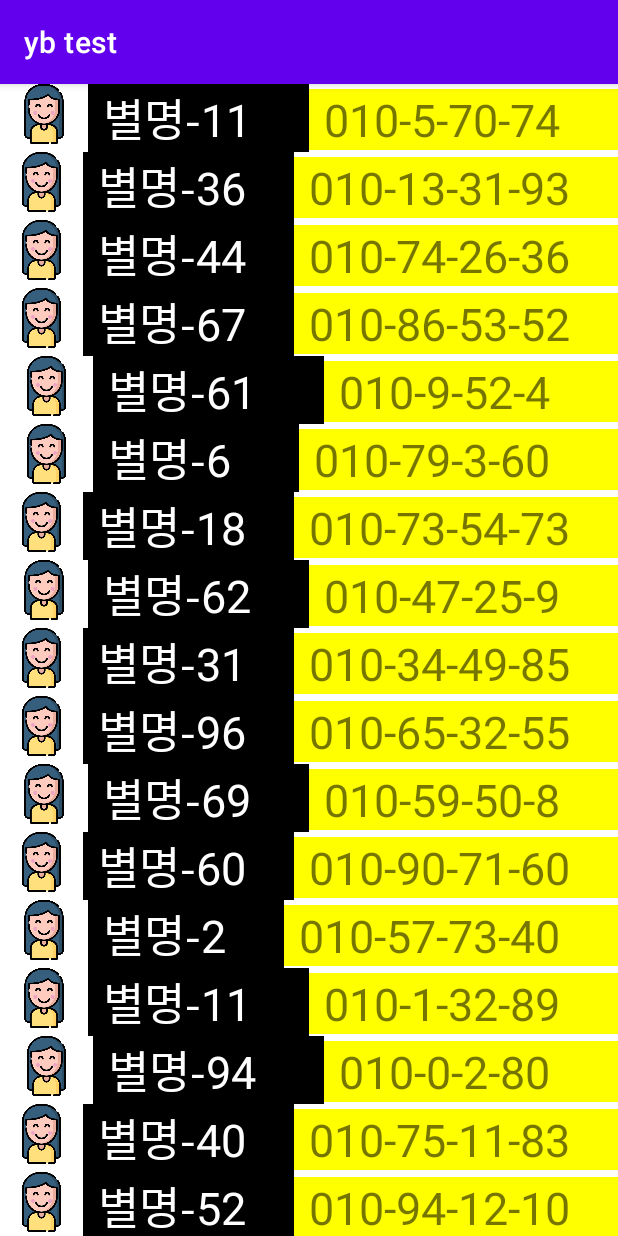
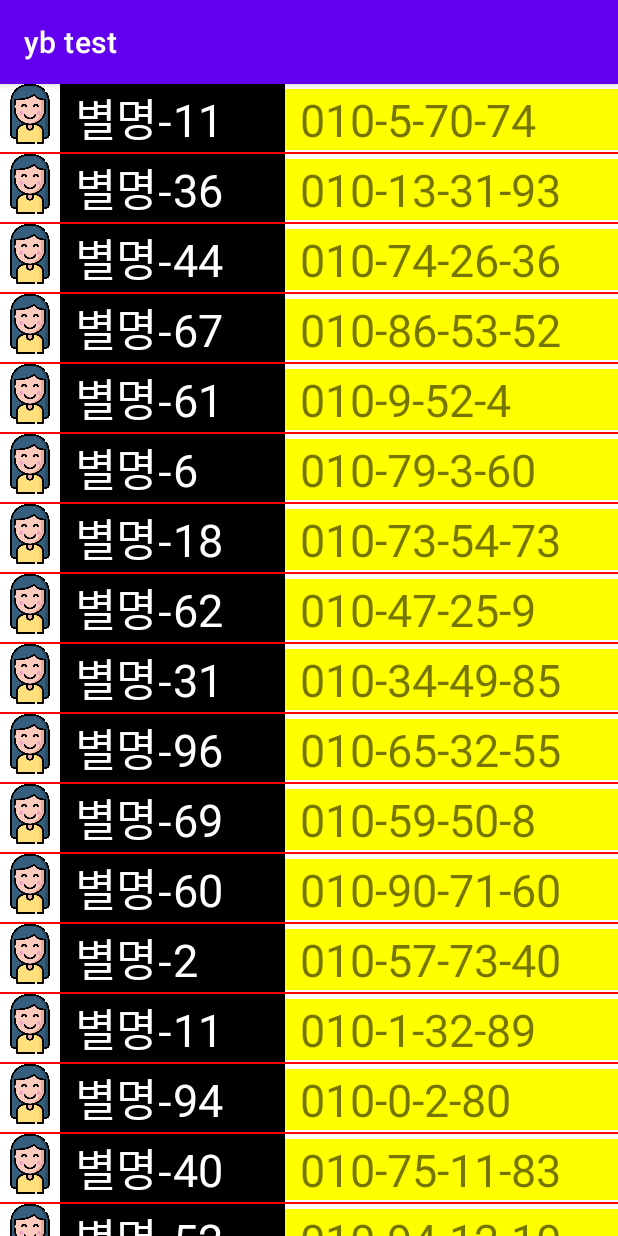
Before and after one commit to beatles0/yb_android, an Android app: the screen it shows after launch (TelephoneList), on a phone screen of 412 x 824 dp. Run offline under Robolectric (Android 15) with nearby library versions, the phone set to English and light mode, and no system bars.

Commit message:
전화번호부

```diff
--- a/app/src/main/java/com/example/ybkim/TelephoneList.kt
+++ b/app/src/main/java/com/example/ybkim/TelephoneList.kt
@@ -8,6 +8,7 @@ import android.widget.TextView
 import androidx.appcompat.app.AppCompatActivity
 import com.example.ybkim.databinding.ActivityBindingTestBinding
 import com.example.ybkim.databinding.ActivityTelephoneListBinding
+import kotlinx.android.synthetic.main.activity_telephone_list_in.*
 
 class TelephoneList : AppCompatActivity() {
     override fun onCreate(savedInstanceState: Bundle?) {
@@ -69,21 +70,9 @@ class TelephoneList : AppCompatActivity() {
             Log.d("car: ", arrPhoneList.get(i).nickName + " / " + arrPhoneList.get(i).phoneNum)
         }
 
+        id_nick_name.setOnClickListener {
 
-
-//        for (i in 0 until arrPhoneList.size - 1) {
-//            val itemView = inflater.inflate(R.layout.item_view, null)
-//            var carNameView = itemView.findViewById<TextView>(R.id.id_car_name)
-//            val carEngineView = itemView.findViewById<TextView>(R.id.id_engine_name)
-//
-//            carNameView.setText(carList.get(i).carName)
-//            carEngineView.setText(carList.get(i).carEngine)
-//            container.addView(itemView)
-//            Log.d("car: ", carList.get(i).carName + " / " + carList.get(i).carEngine)
-//        }
-
-
-
+        }
 
     }
 
--- a/app/src/main/res/layout/activity_telephone_list_in.xml
+++ b/app/src/main/res/layout/activity_telephone_list_in.xml
@@ -1,37 +1,48 @@
 <?xml version="1.0" encoding="utf-8"?>
-<LinearLayout
-    xmlns:android="http://schemas.android.com/apk/res/android" android:layout_width="match_parent"
+<LinearLayout xmlns:android="http://schemas.android.com/apk/res/android"
+    android:layout_width="match_parent"
     android:layout_height="match_parent"
-    android:orientation="horizontal"
->
+    android:orientation="vertical">
+
+    <LinearLayout xmlns:android="http://schemas.android.com/apk/res/android"
+        android:layout_width="match_parent"
+        android:layout_height="match_parent"
+        android:orientation="horizontal">
+
+
         <ImageView
             android:layout_width="40dp"
             android:layout_height="40dp"
-        android:src="@drawable/girl"
-        android:layout_weight="0.5"
-        />
+            android:src="@drawable/girl" />
+
         <TextView
             android:id="@+id/id_nick_name"
             android:layout_width="wrap_content"
             android:layout_height="wrap_content"
+            android:width="150dp"
+            android:background="@color/black"
             android:backgroundTint="@color/black"
+            android:gravity="left"
             android:paddingLeft="10dp"
             android:text="닉네임"
-        android:layout_weight="1"
-        android:gravity="left"
             android:textColor="@color/white"
-        android:background="@color/black"
             android:textSize="30dp" />
 
         <TextView
             android:id="@+id/id_phone_number"
             android:layout_width="wrap_content"
             android:layout_height="wrap_content"
-        android:layout_weight="1"
+            android:width="250dp"
+            android:background="#ffff00"
+            android:gravity="left"
             android:paddingLeft="10dp"
             android:text="전화번호"
-        android:gravity="left"
-        android:background="#ffff00"
             android:textSize="30dp" />
 
     </LinearLayout>
+    <View
+        android:layout_width="match_parent"
+        android:layout_height="1dp"
+        android:background="#FFFF0000">
+    </View>
+</LinearLayout>
```
Lines whose indentation alone changed are shown as unchanged.
